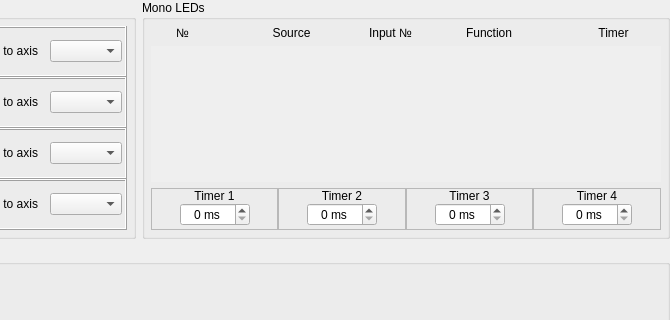
This is src/widgets/led/ledconfig.ui in jynychen/FreeJoyConfiguratorQt as Qt 5 draws it before an edit; both pictures show x 392 to 1062 and y 0 to 320 of the 1062 by 603 pixel window. The edited form follows.
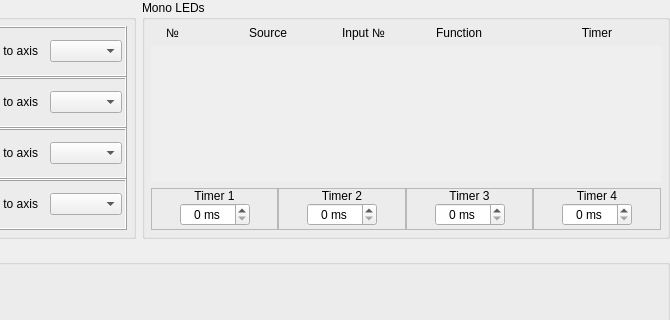
This is the edited form. Custom widgets are drawn as their Qt base class.

Commit message: Simplify LED push button styling logic and remove unused variables

```diff
--- a/src/widgets/led/ledconfig.ui
+++ b/src/widgets/led/ledconfig.ui
@@ -373,9 +373,9 @@
        <number>6</number>
       </property>
       <item row="0" column="0">
-       <layout class="QHBoxLayout" name="horizontalLayout" stretch="2,3,1,3,3">
+       <layout class="QHBoxLayout" name="horizontalLayout" stretch="1,3,1,3,3">
         <property name="spacing">
-         <number>30</number>
+         <number>10</number>
         </property>
         <property name="leftMargin">
          <number>0</number>
@@ -391,6 +391,18 @@
         </property>
         <item>
          <widget class="QLabel" name="text_number">
+          <property name="sizePolicy">
+           <sizepolicy hsizetype="Minimum" vsizetype="Preferred">
+            <horstretch>0</horstretch>
+            <verstretch>0</verstretch>
+           </sizepolicy>
+          </property>
+          <property name="minimumSize">
+           <size>
+            <width>0</width>
+            <height>0</height>
+           </size>
+          </property>
           <property name="text">
            <string>№</string>
           </property>
@@ -411,6 +423,18 @@
         </item>
         <item>
          <widget class="QLabel" name="text_inputNumber">
+          <property name="sizePolicy">
+           <sizepolicy hsizetype="Preferred" vsizetype="Preferred">
+            <horstretch>0</horstretch>
+            <verstretch>0</verstretch>
+           </sizepolicy>
+          </property>
+          <property name="minimumSize">
+           <size>
+            <width>0</width>
+            <height>0</height>
+           </size>
+          </property>
           <property name="text">
            <string>Input №</string>
           </property>
```
Left out of the diff: 106 changed lines with no effect on the pictures. The commit also changes 5 other files.
